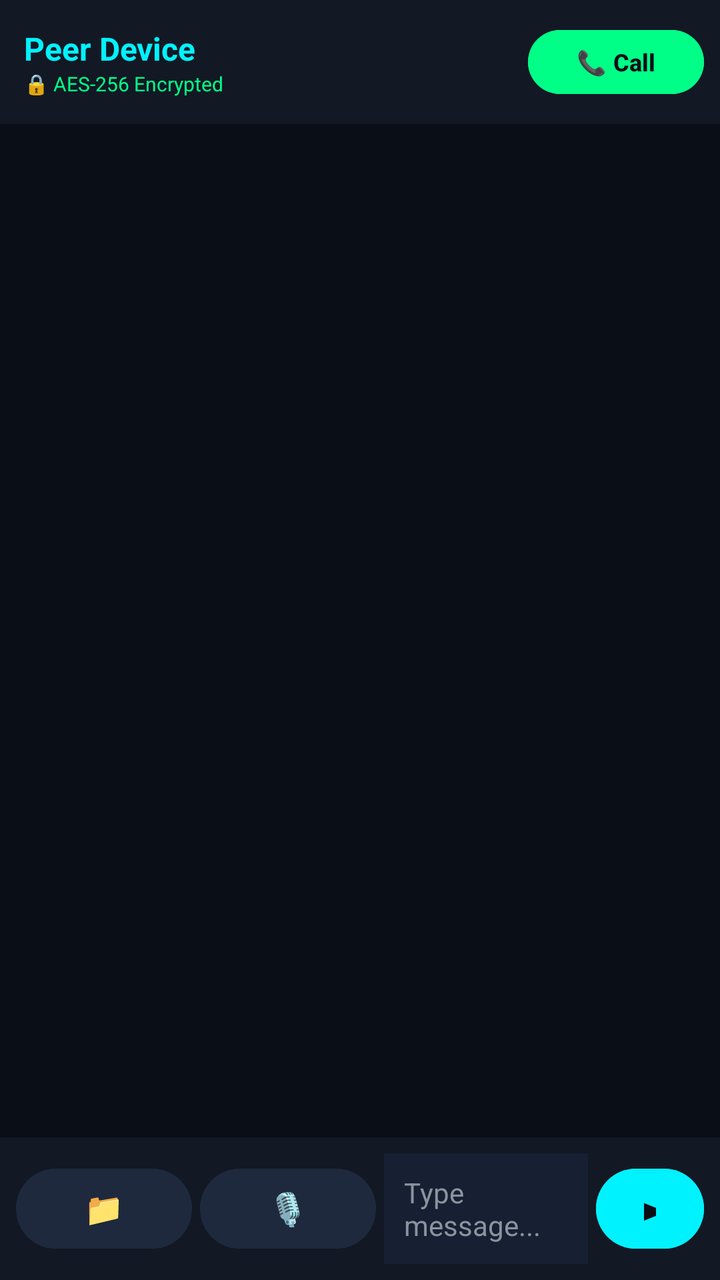
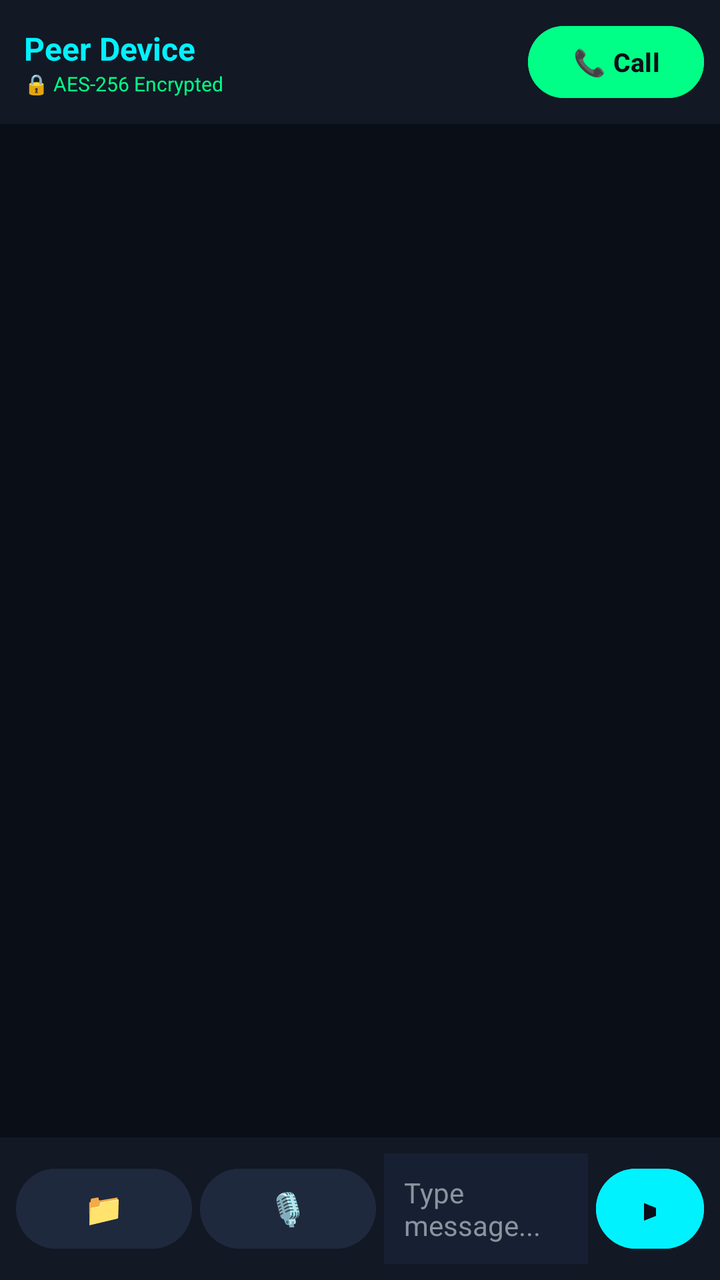

The first picture is an Android layout as it rendered before a commit; the second is the same layout after the commit. The layout source and the unified diff follow.
<!-- AndroidManifest.xml: application theme Theme.WiFiDirectChat -->
<!-- res/layout/activity_chat.xml -->
<?xml version="1.0" encoding="utf-8"?>
<RelativeLayout
    xmlns:android="http://schemas.android.com/apk/res/android"
    android:layout_width="match_parent"
    android:layout_height="match_parent"
    android:background="#0A0E17"
    android:fitsSystemWindows="true">

    
    <LinearLayout
        android:id="@+id/header_bar"
        android:layout_width="match_parent"
        android:layout_height="62dp"
        android:background="#121824"
        android:gravity="center_vertical"
        android:paddingStart="12dp"
        android:paddingEnd="8dp"
        android:layout_alignParentTop="true"
        android:orientation="horizontal">

        
        <LinearLayout
            android:layout_width="0dp"
            android:layout_height="wrap_content"
            android:layout_weight="1"
            android:orientation="vertical">

            <TextView
                android:id="@+id/tv_peer_name"
                android:layout_width="wrap_content"
                android:layout_height="wrap_content"
                android:text="Peer Device"
                android:textColor="#00F2FE"
                android:textSize="16sp"
                android:textStyle="bold" />

            <TextView
                android:layout_width="wrap_content"
                android:layout_height="wrap_content"
                android:text="🔒 AES-256 Encrypted"
                android:textColor="#00FF87"
                android:textSize="10sp" />

        </LinearLayout>

        
        <Button
            android:id="@+id/btn_voice_call"
            android:layout_width="wrap_content"
            android:layout_height="40dp"
            android:text="📞 Call"
            android:textSize="12sp"
            android:textStyle="bold"
            android:textColor="#0A0E17"
            android:backgroundTint="#00FF87"
            android:paddingStart="14dp"
            android:paddingEnd="14dp" />

    </LinearLayout>

    
    <LinearLayout
        android:id="@+id/input_container"
        android:layout_width="match_parent"
        android:layout_height="wrap_content"
        android:background="#121824"
        android:padding="8dp"
        android:orientation="horizontal"
        android:gravity="center_vertical"
        android:layout_alignParentBottom="true">

        
        <Button
            android:id="@+id/btn_attach_file"
            android:layout_width="wrap_content"
            android:layout_height="48dp"
            android:minHeight="48dp"
            android:layout_marginEnd="4dp"
            android:text="📁"
            android:textSize="16sp"
            android:backgroundTint="#1F293D"
            android:textColor="#00F2FE" />

        
        <Button
            android:id="@+id/btn_record_audio"
            android:layout_width="wrap_content"
            android:layout_height="48dp"
            android:layout_marginEnd="4dp"
            android:backgroundTint="#1F293D"
            android:minHeight="48dp"
            android:text="🎙️"
            android:textColor="#FF5555"
            android:textSize="16sp" />

        
        <EditText
            android:id="@+id/et_message"
            android:layout_width="0dp"
            android:layout_height="wrap_content"
            android:layout_weight="1"
            android:minHeight="48dp"
            android:hint="Type message..."
            android:textColor="#FFFFFF"
            android:textColorHint="#8B949E"
            android:padding="10dp"
            android:textSize="14sp"
            android:maxLines="4"
            android:inputType="textMultiLine"
            android:background="#162032" />

        
        <Button
            android:id="@+id/btn_send"
            android:layout_width="54dp"
            android:layout_height="48dp"
            android:minHeight="48dp"
            android:layout_marginStart="4dp"
            android:text="➤"
            android:textSize="18sp"
            android:backgroundTint="#00F2FE"
            android:textColor="#0A0E17" />

    </LinearLayout>

    
    <ListView
        android:id="@+id/list_messages"
        android:layout_width="match_parent"
        android:layout_height="match_parent"
        android:layout_below="@id/header_bar"
        android:layout_above="@id/input_container"
        android:background="#0A0E17"
        android:divider="#1F293D"
        android:dividerHeight="1dp"
        android:stackFromBottom="true"
        android:transcriptMode="alwaysScroll" />

</RelativeLayout>
<!-- resources referenced by this layout -->
<resources>
  <style name="Theme.WiFiDirectChat" parent="Base.Theme.WiFiDirectChat" />
  <style name="Base.Theme.WiFiDirectChat" parent="Theme.Material3.DayNight.NoActionBar">
      </style>
</resources>

<!-- the commit's change to res/layout/activity_chat.xml (unified diff, before → after) -->
@@ -47,14 +47,17 @@
         <Button
             android:id="@+id/btn_voice_call"
             android:layout_width="wrap_content"
-            android:layout_height="40dp"
+            android:layout_height="44dp"
+            android:minHeight="44dp"
             android:text="📞 Call"
-            android:textSize="12sp"
+            android:textSize="13sp"
             android:textStyle="bold"
             android:textColor="#0A0E17"
             android:backgroundTint="#00FF87"
-            android:paddingStart="14dp"
-            android:paddingEnd="14dp" />
+            android:clickable="true"
+            android:focusable="true"
+            android:paddingStart="16dp"
+            android:paddingEnd="16dp" />
 
     </LinearLayout>
 
